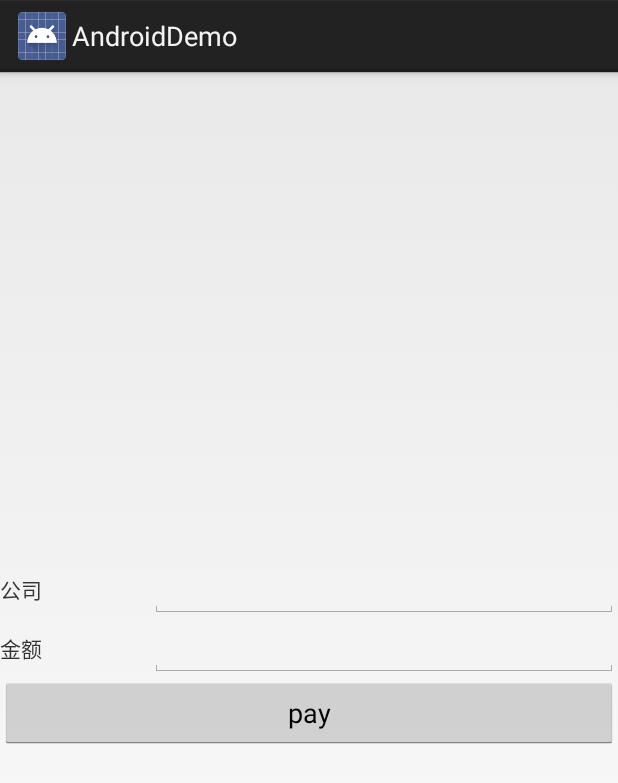
After one commit to hxdaxu/AndroidDemo, an Android app: the ShoppingActivity screen opened directly, with no data from a screen before it, on a phone screen of 412 x 824 dp. The commit adds this screen. Shown: the top 783 px of the screen. Run offline under Robolectric (Android 15) with nearby library versions, the phone set to English and light mode, and no system bars; libraries missing offline, so code that uses them is left out: com.hxdaxu.alipay.

Commit message:
aidl and ssid convert

```diff
--- a/app/src/main/AndroidManifest.xml
+++ b/app/src/main/AndroidManifest.xml
@@ -95,7 +95,9 @@
 
         <activity android:name=".remoteservicedemo.ServiceControlActivity" />
         <activity android:name=".recyclerviewdemo.RecyclerViewActivity" />
-        <activity android:name=".BaseActivity"></activity>
+        <activity android:name=".BaseActivity" />
+        <activity android:name=".aidlClient.ShoppingActivity"></activity>
+        <activity android:name=".handlerdemo.HandlerActivity" />
     </application>
 
 </manifest>
--- /dev/null
+++ b/app/src/main/java/com/hqc/demo/aidlClient/ShoppingActivity.java
@@ -0,0 +1,88 @@
+package com.hqc.demo.aidlClient;
+
+import android.app.Activity;
+import android.content.ComponentName;
+import android.content.Context;
+import android.content.Intent;
+import android.content.ServiceConnection;
+import android.content.pm.PackageManager;
+import android.content.pm.ResolveInfo;
+import android.os.Bundle;
+import android.os.IBinder;
+import android.os.RemoteException;
+import android.util.Log;
+import android.view.View;
+import android.widget.Button;
+import android.widget.EditText;
+import android.widget.Toast;
+
+import com.hqc.demo.R;
+import com.hqc.demo.utils.LogUtils;
+import com.hxdaxu.alipay.services.IPayService;
+
+import java.util.List;
+
+public class ShoppingActivity extends Activity implements View.OnClickListener {
+
+    private EditText company;
+    private EditText amount;
+    private Button pay;
+    private static final String action = "alipay.hxdaxu.com";
+
+    @Override
+    protected void onCreate(Bundle savedInstanceState) {
+        super.onCreate(savedInstanceState);
+        setContentView(R.layout.activity_shopping);
+
+        company = (EditText) findViewById(R.id.company_et);
+        amount = (EditText) findViewById(R.id.amount_et);
+        pay = (Button) findViewById(R.id.bt_pay);
+        pay.setOnClickListener(this);
+    }
+
+    @Override
+    public void onClick(View v) {
+        if (v.getId() == R.id.bt_pay){
+            Toast.makeText(ShoppingActivity.this,"服务启动中。。。",Toast.LENGTH_SHORT).show();
+            bindPayService();
+        }
+    }
+
+    private void bindPayService(){
+        PackageManager pm = this.getPackageManager();
+        List<ResolveInfo> infos = pm.queryIntentServices(new Intent(action,null),0);
+
+        for (ResolveInfo info : infos){
+            LogUtils.i("aidlClient package name = ",info.serviceInfo.packageName);
+        }
+
+        Intent intent = new Intent();
+        intent.setAction(action);
+        intent.setPackage(infos.get(0).serviceInfo.packageName);
+
+        bindService(intent,new MyServiceConnection(), Context.BIND_AUTO_CREATE);
+
+    }
+
+
+    class MyServiceConnection implements ServiceConnection{
+
+        @Override
+        public void onServiceConnected(ComponentName name, IBinder service) {
+            LogUtils.i(name.getPackageName()+"绑定成功！");
+            IPayService payService = IPayService.Stub.asInterface(service);
+            try {
+                payService.pay(company.getText().toString(),100);
+            } catch (RemoteException e) {
+                e.printStackTrace();
+            }
+        }
+
+        @Override
+        public void onServiceDisconnected(ComponentName name) {
+
+        }
+    }
+
+
+}
--- a/app/src/main/java/com/hqc/demo/recyclerviewdemo/RecyclerViewActivity.java
+++ b/app/src/main/java/com/hqc/demo/recyclerviewdemo/RecyclerViewActivity.java
@@ -1,6 +1,5 @@
 package com.hqc.demo.recyclerviewdemo;
 
-import android.support.v7.app.AppCompatActivity;
 import android.os.Bundle;
 import android.support.v7.widget.RecyclerView;
 
--- a/app/src/main/java/com/hqc/demo/surfaceviewdemo/SurfaceViewActivity.java
+++ b/app/src/main/java/com/hqc/demo/surfaceviewdemo/SurfaceViewActivity.java
@@ -7,6 +7,7 @@ import android.widget.Button;
 import android.widget.Toast;
 
 import com.hqc.demo.R;
+import com.hqc.demo.utils.WifiSsidUtils;
 
 public class SurfaceViewActivity extends Activity implements View.OnClickListener {
 
@@ -69,6 +70,8 @@ public class SurfaceViewActivity extends Activity implements View.OnClickListene
                 break;
             case R.id.bt_reset:
                 mCustomSurfaceView.reSet();
+//                String s = WifiSsidUtils.convertSsid("333630e5858de8b4b9576946692d6878");
+//                Toast.makeText(this,s,Toast.LENGTH_SHORT).show();
                 break;
             default:
                 break;
--- /dev/null
+++ b/app/src/main/res/layout/activity_shopping.xml
@@ -0,0 +1,53 @@
+<?xml version="1.0" encoding="utf-8"?>
+<LinearLayout xmlns:android="http://schemas.android.com/apk/res/android"
+    xmlns:tools="http://schemas.android.com/tools"
+    android:layout_width="match_parent"
+    android:layout_height="match_parent"
+    android:gravity="center_vertical"
+    android:orientation="vertical">
+
+
+    <LinearLayout
+        android:orientation="horizontal"
+        android:layout_width="match_parent"
+        android:layout_height="wrap_content">
+
+        <TextView
+            android:layout_width="100dp"
+            android:layout_height="wrap_content"
+            android:text="公司" />
+        <EditText
+            android:id="@+id/company_et"
+            android:inputType="text"
+            android:layout_width="match_parent"
+            android:layout_height="wrap_content" />
+
+
+    </LinearLayout>
+
+    <LinearLayout
+        android:orientation="horizontal"
+        android:layout_width="match_parent"
+        android:layout_height="wrap_content">
+
+        <TextView
+            android:layout_width="100dp"
+            android:layout_height="wrap_content"
+            android:text="金额" />
+
+        <EditText
+            android:id="@+id/amount_et"
+            android:inputType="number"
+            android:layout_width="match_parent"
+            android:layout_height="wrap_content" />
+
+
+    </LinearLayout>
+
+    <Button
+        android:id="@+id/bt_pay"
+        android:layout_width="match_parent"
+        android:text="pay"
+        android:layout_height="wrap_content" />
+
+</LinearLayout>
```
Also changed, not shown: app/src/main/java/com/hqc/demo/MainActivity.java (+8 -1 lines), app/src/main/java/com/hqc/demo/Parcelable/Company.java (added, +50 -0 lines), app/src/main/java/com/hqc/demo/handlerdemo/HandlerActivity.java (added, +24 -0 lines), app/src/main/java/com/hqc/demo/utils/WifiSsidUtils.java (added, +41 -0 lines), app/src/main/aidl/com/hxdaxu/alipay/services/IPayService.aidl (added).
